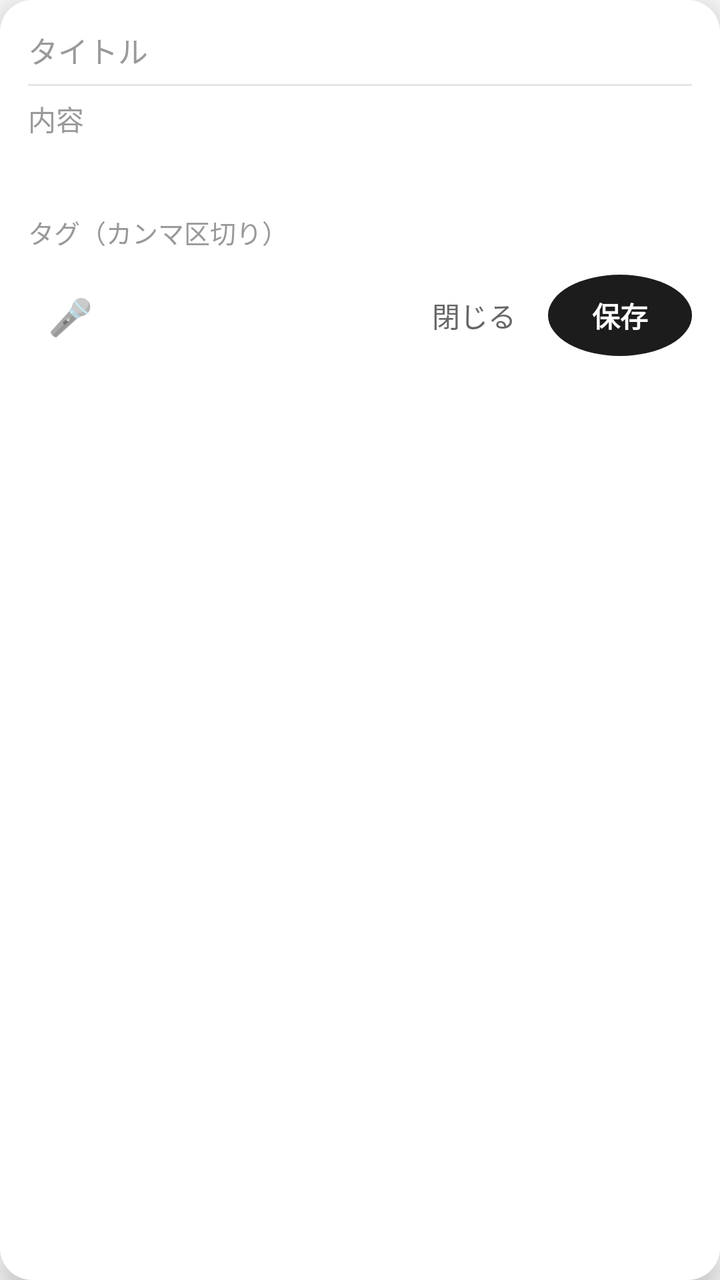
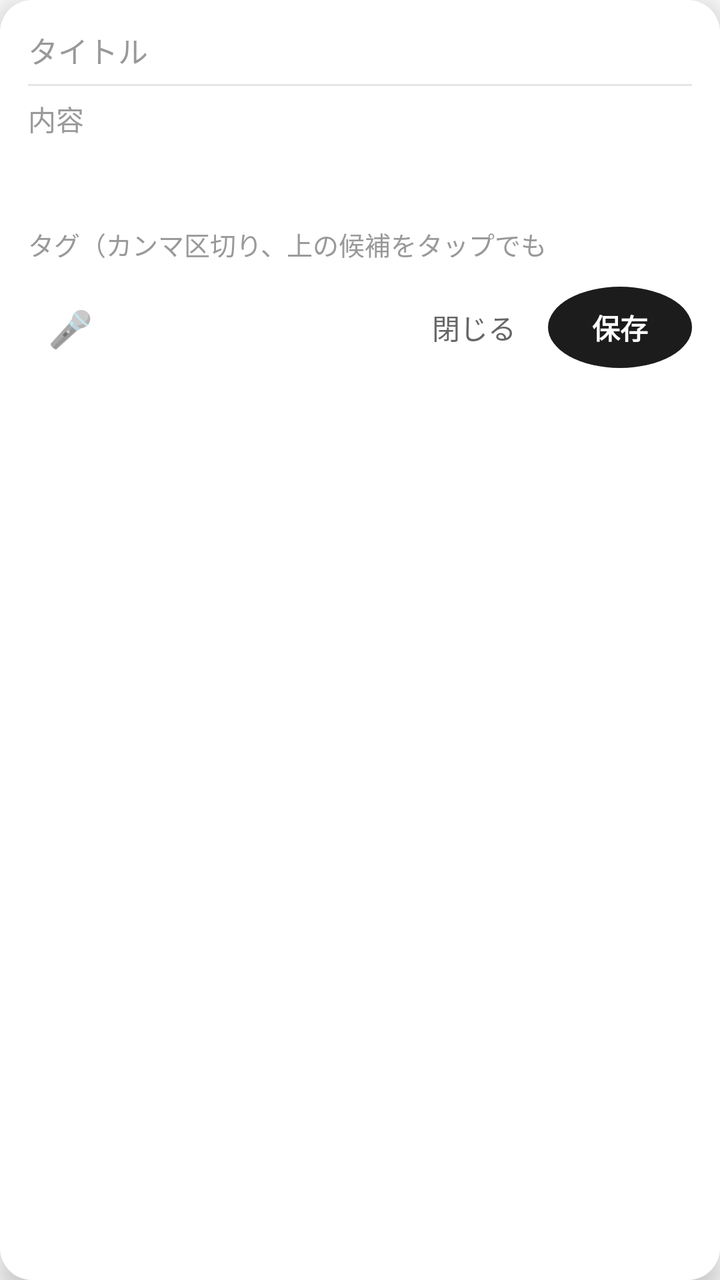

Compare the two renders of this Android layout. The source of the first and the diff that turns it into the second are given below.
<!-- AndroidManifest.xml: application theme AppTheme -->
<!-- res/layout/overlay_quickadd.xml -->
<?xml version="1.0" encoding="utf-8"?>
<LinearLayout xmlns:android="http://schemas.android.com/apk/res/android"
    android:layout_width="wrap_content"
    android:layout_height="wrap_content"
    android:orientation="vertical"
    android:background="@drawable/bg_card_rounded"
    android:padding="14dp"
    android:elevation="8dp">

    <EditText
        android:id="@+id/overlayTitleInput"
        android:layout_width="260dp"
        android:layout_height="wrap_content"
        android:hint="タイトル"
        android:inputType="text"
        android:maxLines="1"
        android:background="@android:color/transparent"
        android:textColorHint="#999999"
        android:textColor="#1c1c1c"
        android:textSize="15sp" />

    <View
        android:layout_width="match_parent"
        android:layout_height="1dp"
        android:background="#E5E5E5"
        android:layout_marginTop="6dp"
        android:layout_marginBottom="6dp" />

    <EditText
        android:id="@+id/overlayContentInput"
        android:layout_width="260dp"
        android:layout_height="wrap_content"
        android:minLines="3"
        android:maxLines="6"
        android:hint="内容"
        android:gravity="top"
        android:inputType="textMultiLine"
        android:background="@android:color/transparent"
        android:textColorHint="#999999"
        android:textColor="#1c1c1c"
        android:textSize="14sp" />

    <EditText
        android:id="@+id/overlayTagsInput"
        android:layout_width="260dp"
        android:layout_height="wrap_content"
        android:hint="タグ（カンマ区切り）"
        android:inputType="text"
        android:maxLines="1"
        android:background="@android:color/transparent"
        android:textColorHint="#999999"
        android:textColor="#1c1c1c"
        android:textSize="13sp"
        android:layout_marginTop="4dp" />

    <LinearLayout
        android:layout_width="match_parent"
        android:layout_height="wrap_content"
        android:orientation="horizontal"
        android:layout_marginTop="10dp"
        android:gravity="center_vertical">

        <TextView
            android:id="@+id/overlayMicButton"
            android:layout_width="wrap_content"
            android:layout_height="wrap_content"
            android:text="🎤"
            android:textSize="18sp"
            android:padding="10dp"
            android:clickable="true"
            android:focusable="true" />

        <View
            android:layout_width="0dp"
            android:layout_height="1dp"
            android:layout_weight="1" />

        <TextView
            android:id="@+id/overlayCancelButton"
            android:layout_width="wrap_content"
            android:layout_height="wrap_content"
            android:text="閉じる"
            android:textColor="#666666"
            android:textSize="14sp"
            android:padding="10dp"
            android:clickable="true"
            android:focusable="true" />

        <TextView
            android:id="@+id/overlaySaveButton"
            android:layout_width="wrap_content"
            android:layout_height="wrap_content"
            android:text="保存"
            android:textColor="#FFFFFF"
            android:textStyle="bold"
            android:textSize="14sp"
            android:padding="10dp"
            android:layout_marginStart="6dp"
            android:background="@drawable/bg_bubble_circle"
            android:minWidth="72dp"
            android:gravity="center"
            android:clickable="true"
            android:focusable="true" />
    </LinearLayout>

    <TextView
        android:id="@+id/overlayStatusText"
        android:layout_width="wrap_content"
        android:layout_height="wrap_content"
        android:textSize="11sp"
        android:textColor="#888888"
        android:layout_marginTop="4dp" />

</LinearLayout>
<!-- resources referenced by this layout -->
<resources>
  <!-- drawable bg_bubble_circle (drawable) -->
  <shape xmlns:android="http://schemas.android.com/apk/res/android"
      android:shape="oval">
    <solid android:color="#1C1C1C" />
  </shape>
  <!-- drawable bg_card_rounded (drawable) -->
  <shape xmlns:android="http://schemas.android.com/apk/res/android"
      android:shape="rectangle">
    <solid android:color="#FFFFFF" />
    <corners android:radius="16dp" />
  </shape>
  <style name="AppTheme" parent="Theme.AppCompat.Light.DarkActionBar">
          
          <item name="colorPrimary">@color/colorPrimary</item>
          <item name="colorPrimaryDark">@color/colorPrimaryDark</item>
          <item name="colorAccent">@color/colorAccent</item>
      </style>
</resources>

<!-- the commit's change to res/layout/overlay_quickadd.xml (unified diff, before → after) -->
@@ -40,11 +40,23 @@
         android:textColor="#1c1c1c"
         android:textSize="14sp" />
 
+    <HorizontalScrollView
+        android:layout_width="260dp"
+        android:layout_height="wrap_content"
+        android:layout_marginTop="6dp"
+        android:scrollbars="none">
+        <LinearLayout
+            android:id="@+id/overlayTagChips"
+            android:layout_width="wrap_content"
+            android:layout_height="wrap_content"
+            android:orientation="horizontal" />
+    </HorizontalScrollView>
+
     <EditText
         android:id="@+id/overlayTagsInput"
         android:layout_width="260dp"
         android:layout_height="wrap_content"
-        android:hint="タグ（カンマ区切り）"
+        android:hint="タグ（カンマ区切り、上の候補をタップでも可）"
         android:inputType="text"
         android:maxLines="1"
         android:background="@android:color/transparent"
